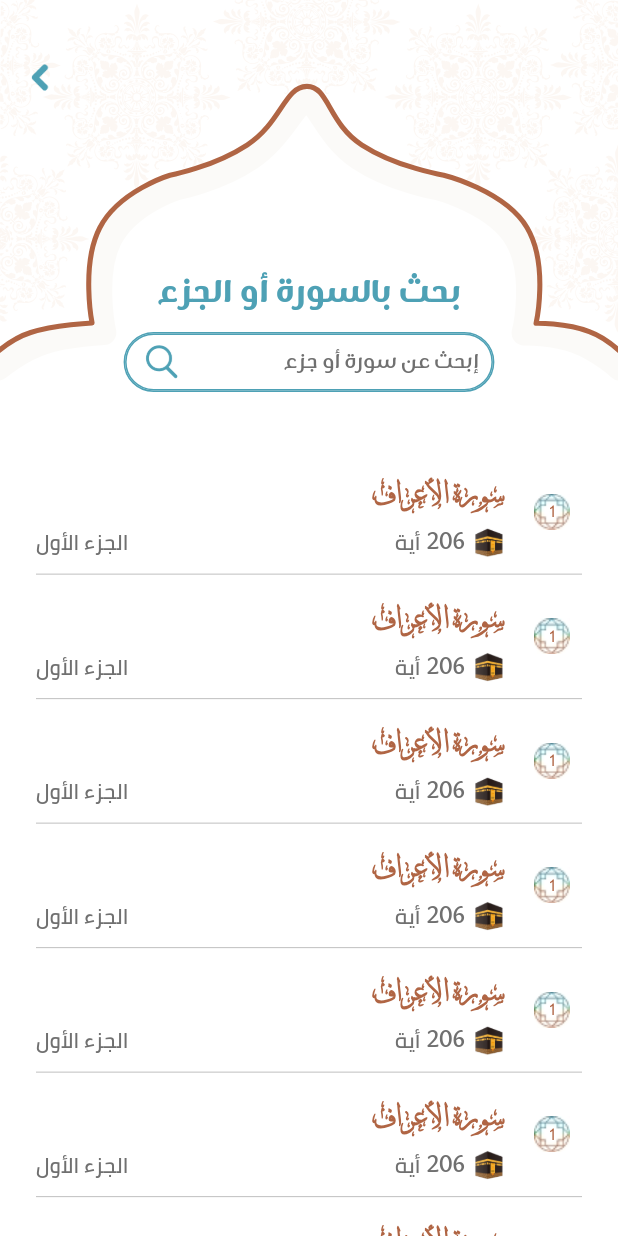
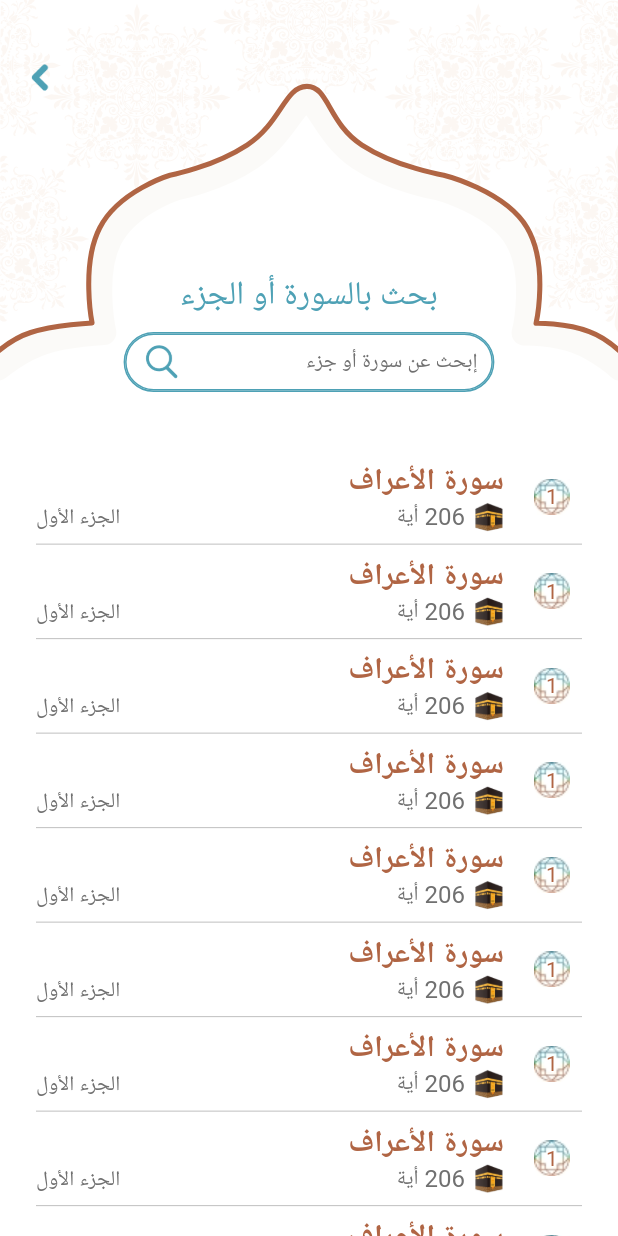
Before and after one commit to mahmoudgeatar/koran, a Flutter app: the Listining screen opened directly, after a tap on "سورة البقرة", on a phone screen of 412 x 824 dp. Run offline on Flutter 3.47's test engine with Material 2 defaults, Android fonts, the phone set to English and light mode, and no system bars; our stand-ins replace flutter_svg, flutter_switch, mobx, share; generated files the repository leaves out were written again.

Commit message:
change color and fonts

```diff
--- a/lib/dialogScreen/drawMoshaf.dart
+++ b/lib/dialogScreen/drawMoshaf.dart
@@ -13,7 +13,7 @@ class _DrawMoshafState extends State<DrawMoshaf> {
   @override
   Widget build(BuildContext context) {
     return Scaffold(
-      backgroundColor: buttoncolor,
+      backgroundColor: Color(0xffF9F6F1),
       body: Stack(alignment: Alignment.topCenter, children: <Widget>[
         Positioned(
           child: SvgPicture.asset(
@@ -48,7 +48,7 @@ class _DrawMoshafState extends State<DrawMoshaf> {
               style: TextStyle(
                 fontSize: 22,
                 fontFamily: 'Sukar-black',
-                color: teal,
+                color: Color(0xff4EA1B5),
               ),
             ),
             SizedBox(height: MediaQuery.of(context).size.height * .02),
@@ -97,7 +97,7 @@ class _DrawMoshafState extends State<DrawMoshaf> {
                                 'مصحف المدينة الرئيسي',
                                 textAlign: TextAlign.center,
                                 style: TextStyle(
-                                  color: dialgtext,
+                                  color: Color(0xff191818),
                                   fontSize: 15,
                                   fontFamily: 'Sukar-bold',
                                 ),
--- a/lib/dialogScreen/lisining.dart
+++ b/lib/dialogScreen/lisining.dart
@@ -47,7 +47,7 @@ class _ListiningState extends State<Listining> {
                   children: <Widget>[
                     Icon(
                       Icons.call_to_action,
-                      color: teal,
+                      color: Color(0xff4EA1B5),
                       size: 26,
                     ),
                     SizedBox(width: MediaQuery.of(context).size.width * .03),
@@ -96,17 +96,15 @@ class _ListiningState extends State<Listining> {
               Text(
                 'عبد الباسط عبد الصمد',
                 style: TextStyle(
-                  color: dialgtext,
+                  color: Color(0xff191818),
                   fontSize: 16,
-                  fontFamily: 'Sukar-black',
                 ),
               ),
               Text(
                 'سورة البقرة',
                 style: TextStyle(
-                  color: textGray,
+                  color: Color(0xff707070),
                   fontSize: 14,
-                  fontFamily: 'Sukar-bold',
                 ),
               ),
               Padding(
@@ -124,7 +122,7 @@ class _ListiningState extends State<Listining> {
                     width: 24,
                     height: 24,
                     decoration: BoxDecoration(
-                      color: teal,
+                      color: Color(0xff4EA1B5),
                       borderRadius: BorderRadius.circular(24),
                     ),
                     child: Center(
@@ -132,7 +130,6 @@ class _ListiningState extends State<Listining> {
                         'x1',
                         style: TextStyle(
                           fontSize: 14,
-                          fontFamily: 'Sukar-bold',
                           color: Colors.white,
                         ),
                       ),
@@ -143,7 +140,7 @@ class _ListiningState extends State<Listining> {
                     width: 36,
                     height: 36,
                     decoration: BoxDecoration(
-                      color: teal,
+                      color: Color(0xff4EA1B5),
                       borderRadius: BorderRadius.circular(36),
                     ),
                     child: Center(
@@ -160,7 +157,6 @@ class _ListiningState extends State<Listining> {
                             style: TextStyle(
                               color: Colors.white,
                               fontSize: 14,
-                              fontFamily: 'Sukar-bold',
                             ),
                           )
                         ],
@@ -172,7 +168,7 @@ class _ListiningState extends State<Listining> {
                     width: 48,
                     height: 48,
                     decoration: BoxDecoration(
-                      color: teal,
+                      color: Color(0xff4EA1B5),
                       borderRadius: BorderRadius.circular(24),
                     ),
                     child: Center(
@@ -188,7 +184,7 @@ class _ListiningState extends State<Listining> {
                     width: 36,
                     height: 36,
                     decoration: BoxDecoration(
-                      color: teal,
+                      color: Color(0xff4EA1B5),
                       borderRadius: BorderRadius.circular(36),
                     ),
                     child: Center(
@@ -205,7 +201,6 @@ class _ListiningState extends State<Listining> {
                             style: TextStyle(
                               color: Colors.white,
                               fontSize: 14,
-                              fontFamily: 'Sukar-bold',
                             ),
                           )
                         ],
@@ -217,7 +212,7 @@ class _ListiningState extends State<Listining> {
                     width: 24,
                     height: 24,
                     decoration: BoxDecoration(
-                      color: teal,
+                      color: Color(0xff4EA1B5),
                       borderRadius: BorderRadius.circular(24),
                     ),
                     child: Center(
@@ -239,17 +234,15 @@ class _ListiningState extends State<Listining> {
                     Text(
                       '49:10',
                       style: TextStyle(
-                        color: textGray,
+                        color: Color(0xff707070),
                         fontSize: 14,
-                        fontFamily: 'sukar-bold',
                       ),
                     ),
                     Text(
                       '1.52',
                       style: TextStyle(
-                        color: textGray,
+                        color: Color(0xff707070),
                         fontSize: 14,
-                        fontFamily: 'sukar-bold',
                       ),
                     ),
                   ],
@@ -262,8 +255,8 @@ class _ListiningState extends State<Listining> {
                   child: SizedBox(
                     height: 14,
                     child: Slider(
-                      inactiveColor: textGray,
-                      activeColor: teal,
+                      inactiveColor: Color(0xff707070),
+                      activeColor: Color(0xff4EA1B5),
                       value: SliderValue,
                       onChanged: (va) {
                         setState(() {
@@ -306,8 +299,7 @@ class _ListiningState extends State<Listining> {
             Text(
               'القارئ',
               style: TextStyle(
-                color: dialgtext,
-                fontFamily: 'Sukar-bold',
+                color: Color(0xff191818),
                 fontSize: 15,
               ),
             ),
@@ -319,7 +311,7 @@ class _ListiningState extends State<Listining> {
               },
               child: Container(
                 decoration: BoxDecoration(
-                  color: buttoncolor,
+                  color: Color(0xffF9F6F1),
                   borderRadius: BorderRadius.circular(9),
                 ),
                 child: Center(
@@ -328,8 +320,7 @@ class _ListiningState extends State<Listining> {
                       Text(
                         'عبد الباسط عبد ال...',
                         style: TextStyle(
-                          color: brown,
-                          fontFamily: 'Sukar-bold',
+                          color: Color(0xffB06544),
                           fontSize: 14,
                         ),
                       ),
@@ -352,7 +343,7 @@ class _ListiningState extends State<Listining> {
               },
               child: Container(
                 decoration: BoxDecoration(
-                  color: buttoncolor,
+                  color: Color(0xffF9F6F1),
                   borderRadius: BorderRadius.circular(9),
                 ),
                 child: Row(
@@ -361,8 +352,7 @@ class _ListiningState extends State<Listining> {
                       child: Text(
                         'سورة البقرة',
                         style: TextStyle(
-                          color: brown,
-                          fontFamily: 'Sukar-bold',
+                          color: Color(0xffB06544),
                           fontSize: 14,
                         ),
                       ),
@@ -437,11 +427,10 @@ class _ListiningState extends State<Listining> {
                               style: TextStyle(
                                 color: Colors.white,
                                 fontSize: 14,
-                                fontFamily: 'Sukar-bold',
                               ),
                             )),
                             decoration: BoxDecoration(
-                              color: brown,
+                              color: Color(0xffB06544),
                               borderRadius: BorderRadius.only(
                                 bottomRight: Radius.circular(15),
                               ),
@@ -460,7 +449,7 @@ class _ListiningState extends State<Listining> {
                           child: Container(
                             height: 53,
                             decoration: BoxDecoration(
-                              color: devider,
+                              color: Color(0xffBFBFBF),
                               borderRadius: BorderRadius.only(
                                 bottomLeft: Radius.circular(15),
                               ),
@@ -471,7 +460,6 @@ class _ListiningState extends State<Listining> {
                               style: TextStyle(
                                 color: Colors.white,
                                 fontSize: 14,
-                                fontFamily: 'Sukar-bold',
                               ),
                             )),
                           ),
--- a/lib/dialogScreen/marks.dart
+++ b/lib/dialogScreen/marks.dart
@@ -52,8 +52,7 @@ class _MarksState extends State<Marks> {
                 'العلامات المرجعية',
                 style: TextStyle(
                   fontSize: 23,
-                  fontFamily: 'Sukar-black',
-                  color: teal,
+                  color: Color(0xff4EA1B5),
                 ),
               ),
               SizedBox(height: MediaQuery.of(context).size.height * .1),
--- a/lib/homepage.dart
+++ b/lib/homepage.dart
@@ -60,7 +60,7 @@ class _HomePageState extends State<HomePage> {
               Text(
                 'بحث بالسورة أو الجزء',
                 style: TextStyle(
-                    fontSize: 22, fontFamily: 'Sukar-black', color: teal),
+                    fontSize: 22,  color: Color(0xff4EA1B5)),
               ),
               //search bar
               Container(
@@ -68,7 +68,7 @@ class _HomePageState extends State<HomePage> {
                 child: Container(
                   decoration: BoxDecoration(
                       color: Colors.transparent,
-                      border: Border.all(color: teal, width: 1),
+                      border: Border.all(color: Color(0xff4EA1B5), width: 1),
                       borderRadius: BorderRadius.circular(30)),
                   height: 40,
                   width: MediaQuery.of(context).size.width * .6,
@@ -81,7 +81,7 @@ class _HomePageState extends State<HomePage> {
                     },
                     style: TextStyle(
                       fontSize: 14,
-                      color: textGray,
+                      color: Color(0xff707070),
                     ),
                     decoration: InputDecoration(
                         suffixIcon: !selectCountry.onChange
@@ -105,7 +105,7 @@ class _HomePageState extends State<HomePage> {
                                 },
                                 child: Icon(
                                   Icons.clear,
-                                  color: teal,
+                                  color: Color(0xff4EA1B5),
                                   size: 25,
                                 ),
                               ),
@@ -114,20 +114,19 @@ class _HomePageState extends State<HomePage> {
                         hintText: "إبحث عن سورة أو جزء",
                         hintStyle: TextStyle(
                           fontSize: 14,
-                          color: textGray,
-                          fontFamily: 'sukar-bold',
+                          color: Color(0xff707070),
                         ),
                         focusedBorder: OutlineInputBorder(
                           borderRadius: BorderRadius.circular(30),
-                          borderSide: BorderSide(color: teal, width: 1),
+                          borderSide: BorderSide(color: Color(0xff4EA1B5), width: 1),
                         ),
                         enabledBorder: OutlineInputBorder(
                           borderRadius: BorderRadius.circular(30),
-                          borderSide: BorderSide(color: teal, width: 1),
+                          borderSide: BorderSide(color: Color(0xff4EA1B5), width: 1),
                         ),
                         border: OutlineInputBorder(
                           borderRadius: BorderRadius.circular(35),
-                          borderSide: BorderSide(color: teal, width: 1),
+                          borderSide: BorderSide(color: Color(0xff4EA1B5), width: 1),
                         )),
                   ),
                 ),
@@ -164,8 +163,7 @@ class _HomePageState extends State<HomePage> {
                                           '1',
                                           style: TextStyle(
                                             fontSize: 14,
-                                            fontFamily: 'kf',
-                                            color: brown,
+                                            color: Color(0xffB06544),
                                           ),
                                         ),
                                       ),
@@ -179,8 +177,7 @@ class _HomePageState extends State<HomePage> {
                                           'سورة الأعراف',
                                           style: TextStyle(
                                             fontSize: 20,
-                                            fontFamily: 'dt',
-                                            color: brown,
+                                            color: Color(0xffB06544),
                                             fontWeight: FontWeight.bold,
                                           ),
                                         ),
@@ -193,16 +190,14 @@ class _HomePageState extends State<HomePage> {
                                               '206',
                                               style: TextStyle(
                                                   fontSize: 16,
-                                                  fontFamily: 'Sukar-bold',
-                                                  color: textGray),
+                                                  color: Color(0xff707070)),
                                             ),
                                             SizedBox(width: 4),
                                             Text(
                                               'أية',
                                               style: TextStyle(
                                                   fontSize: 14,
-                                                  fontFamily: 'cairo',
-                                                  color: textGray),
+                                                  color: Color(0xff707070)),
                                             ),
                                           ],
                                         ),
@@ -214,15 +209,14 @@ class _HomePageState extends State<HomePage> {
                                   'الجزء الأول',
                                   style: TextStyle(
                                       fontSize: 14,
-                                      fontFamily: 'cairo',
-                                      color: textGray),
+                                      color: Color(0xff707070)),
                                 ),
                               ],
                               mainAxisAlignment: MainAxisAlignment.spaceBetween,
                               crossAxisAlignment: CrossAxisAlignment.end,
                             ),
                             Divider(
-                              color: devider,
+                              color: Color(0xffBFBFBF),
                             ),
                           ],
                         ),
@@ -263,9 +257,8 @@ class _HomePageState extends State<HomePage> {
                       Text(
                         'الرجاء إختيار رقم الآية',
                         style: TextStyle(
-                          color: dialgtext,
+                          color: Color(0xff191818),
                           fontSize: 16,
-                          fontFamily: 'Sukar-bold',
                         ),
                       ),
                       Padding(
@@ -276,9 +269,8 @@ class _HomePageState extends State<HomePage> {
                             Text(
                               'رقم الآية',
                               style: TextStyle(
-                                color: dialgtext,
+                                color: Color(0xff191818),
                                 fontSize: 16,
-                                fontFamily: 'Sukar-reg',
                               ),
                             ),
                             Container(
@@ -286,9 +278,9 @@ class _HomePageState extends State<HomePage> {
                               height: 32,
                               width: 93,
                               decoration: BoxDecoration(
-                                border: Border.all(color: brown, width: 1),
+                                border: Border.all(color: Color(0xffB06544), width: 1),
                                 borderRadius: BorderRadius.circular(17),
-                                color: brown,
+                                color: Color(0xffB06544),
                               ),
                               child: Row(
                                 mainAxisAlignment:
@@ -347,7 +339,7 @@ class _HomePageState extends State<HomePage> {
                           width: 120,
                           decoration: BoxDecoration(
                             borderRadius: BorderRadius.circular(17),
-                            color: brown,
+                            color: Color(0xffB06544),
                           ),
                           child: Center(
                             child: Text(
@@ -355,7 +347,6 @@ class _HomePageState extends State<HomePage> {
                               style: TextStyle(
                                 color: Colors.white,
                                 fontSize: 16,
-                                fontFamily: 'Sukar-bold',
                               ),
                             ),
                           ),
@@ -370,7 +361,7 @@ class _HomePageState extends State<HomePage> {
                   child: IconButton(
                       icon: Icon(
                         Icons.clear,
-                        color: brown,
+                        color: Color(0xffB06544),
                         size: 30,
                       ),
                       onPressed: () {
```
Also changed, not shown: lib/details.dart (+18 -26 lines), lib/dialogScreen/save.dart (+22 -33 lines), lib/dialogScreen/saveScreen/ChooseShik.dart (+14 -19 lines), lib/dialogScreen/saveScreen/ChooseTelawa.dart (+12 -18 lines), lib/dialogScreen/saveScreen/repet.dart (+8 -12 lines), lib/dialogScreen/search.dart (+19 -24 lines), lib/dialogScreen/setting.dart (+7 -12 lines), lib/dialogScreen/tafsire.dart (+5 -9 lines), lib/dialogScreen/tasilScreen/tafsirBooks.dart (+11 -13 lines), lib/dialogScreen/tasilScreen/tafsirSearch.dart (+23 -33 lines), lib/dialogScreen/translate.dart (+5 -9 lines), lib/dialogScreen/translteScreen/language.dart (+10 -12 lines), lib/dialogScreen/translteScreen/transleted.dart (+23 -34 lines), lib/utilits/markCard.dart (+8 -15 lines), 2 more files.
